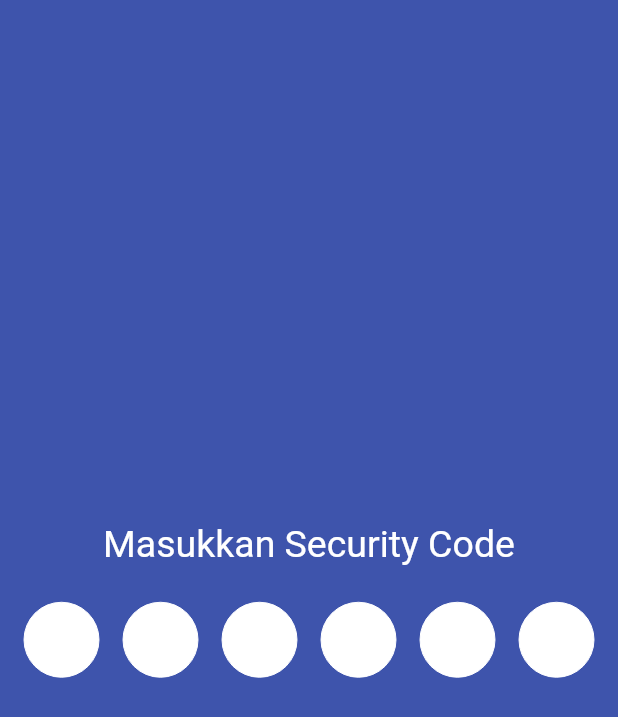
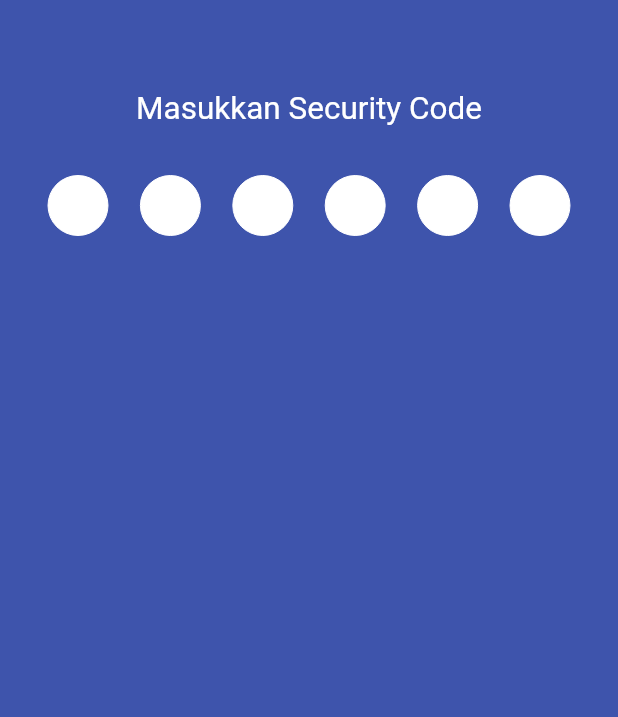
Before and after one commit to ntaulya/visipay, a Flutter app: the pin screen opened by its route, on a phone screen of 412 x 824 dp. Shown: the top 717 px of the screen. Run offline on Flutter 3.47's test engine with Material 2 defaults, Android fonts, the light colour scheme and no system bars; drawn by our look-alikes of pin_code_fields; our stand-ins replace bloc, dartz, flutter_bloc, flutter_svg, get_it, google_fonts.

Commit message:
update top up

```diff
--- a/lib/pages/pin.dart
+++ b/lib/pages/auth/pin.dart
@@ -27,15 +27,15 @@ class _pinState extends State<pin> {
       child: Scaffold(
         backgroundColor: Primary50,
         body: Column(
-          mainAxisAlignment: MainAxisAlignment.center,
+          mainAxisAlignment: MainAxisAlignment.start,
           children: [
             Padding(
-              padding: const EdgeInsets.all(8.0),
+              padding: EdgeInsets.only(top:60),
               child: Text("Masukkan Security Code",
-                  style: Nunito_25px.apply(color: Colors.white)),
+                  style: Nunito_21px.apply(color: Colors.white)),
             ),
             Padding(
-              padding: const EdgeInsets.all(16.0),
+              padding: const EdgeInsets.all(32.0),
               child: PinCodeTextField(
                 onCompleted: (String pin) {
                   print(pin);
@@ -47,8 +47,8 @@ class _pinState extends State<pin> {
                 pinTheme: PinTheme(
                     shape: PinCodeFieldShape.circle,
                     borderRadius: BorderRadius.circular(5),
-                    fieldHeight: 50,
-                    fieldWidth: 50,
+                    fieldHeight: 40,
+                    fieldWidth: 40,
                     inactiveColor: Colors.white,
                     inactiveFillColor: Colors.white,
                     activeFillColor: Colors.white,
--- a/lib/pages/onBoarding.dart
+++ b/lib/pages/onBoarding.dart
@@ -59,14 +59,18 @@ class OnBoarding extends StatelessWidget {
                 Button(
                   "Login",
                   backgroundColor: Primary50,
+                  width: 380,
+                  height: 48,
 
                   onTap: () {
                     Navigator.of(context).pushNamed('/login');
                   },
                 ),
 
+                const SizedBox(height: 15),
+
                 Button("Register",
-                    backgroundColor: Colors.white, color: Primary50, onTap: () {
+                    backgroundColor: Colors.white, color: Primary50,  width: 380, height: 48, onTap: () {
                   Navigator.of(context).pushNamed('/register');
                 }),
               ],
--- a/lib/router.dart
+++ b/lib/router.dart
@@ -2,9 +2,10 @@
 import 'package:flutter/material.dart';
 import 'package:visipay/pages/onBoarding.dart';
 import 'package:visipay/pages/auth/login.dart';
-import 'package:visipay/pages/pin.dart';
+import 'package:visipay/pages/auth/pin.dart';
 import 'package:visipay/pages/splashScreen.dart';
 import 'package:visipay/pages/auth/register.dart';
+import 'package:visipay/pages/topup/index.dart';
 
 import 'pages/menu/home.dart';
 
@@ -33,6 +34,8 @@ class VisiPayRouter implements IRouter {
         return _buildRoute(builder: (_) => Home(), settings: settings);
       case "/pin":
         return _buildRoute(builder: (_) => pin(), settings: settings);
+      case "/topup":
+        return _buildRoute(builder: (_) => IndexTopUp(), settings: settings);
       default:
         return onUnknownRoute(settings);
     }
```
Also changed, not shown: lib/pages/topup/index.dart (added, +61 -0 lines).
